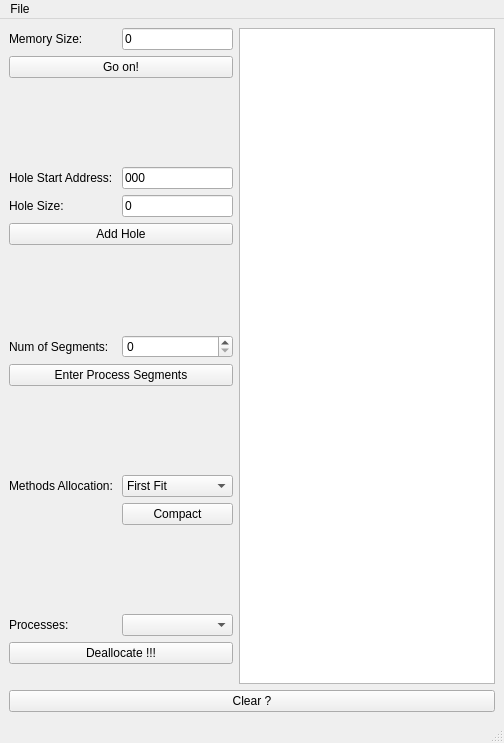
Old version of the form MemoryV2.ui in the repository AhmedNasr7/OS-Memory-Allocation.
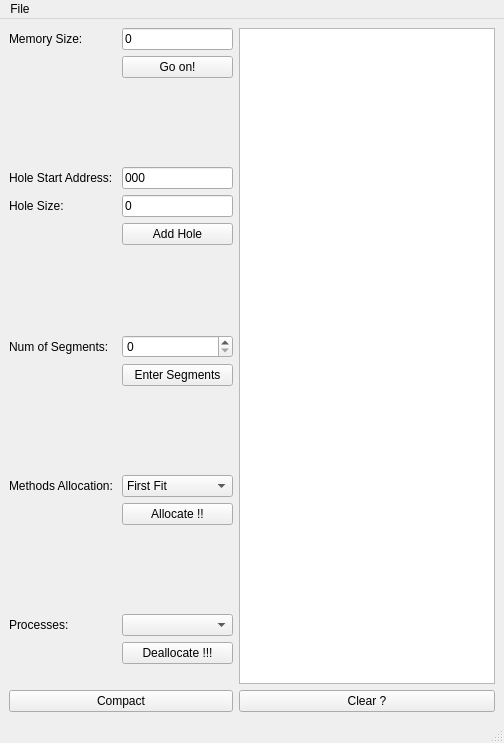
New version of the form. Icons and pictures are not drawn.

Diff of the .ui file:
```diff
--- a/MemoryV2.ui
+++ b/MemoryV2.ui
@@ -33,12 +33,8 @@
     </sizepolicy>
    </property>
    <layout class="QGridLayout" name="gridLayout">
-    <item row="1" column="0" colspan="2">
-     <widget class="QPushButton" name="pushButton_2">
-      <property name="text">
-       <string>Clear ?</string>
-      </property>
-     </widget>
+    <item row="0" column="1">
+     <widget class="QGraphicsView" name="view"/>
     </item>
     <item row="0" column="0">
      <layout class="QFormLayout" name="formLayout_10">
@@ -59,7 +55,7 @@
         </property>
        </widget>
       </item>
-      <item row="1" column="0" colspan="2">
+      <item row="1" column="1">
        <widget class="QPushButton" name="SizeEnter">
         <property name="text">
          <string>Go on!</string>
@@ -107,13 +103,6 @@
         </property>
        </widget>
       </item>
-      <item row="5" column="0" colspan="2">
-       <widget class="QPushButton" name="AddHole_button">
-        <property name="text">
-         <string>Add Hole</string>
-        </property>
-       </widget>
-      </item>
       <item row="6" column="0" colspan="2">
        <spacer name="verticalSpacer_2">
         <property name="orientation">
@@ -137,10 +126,10 @@
       <item row="7" column="1">
        <widget class="QSpinBox" name="NumSegments"/>
       </item>
-      <item row="8" column="0" colspan="2">
+      <item row="8" column="1">
        <widget class="QPushButton" name="EnterSegments">
         <property name="text">
-         <string>Enter Process Segments</string>
+         <string>Enter Segments</string>
         </property>
        </widget>
       </item>
@@ -193,7 +182,7 @@
       <item row="11" column="1">
        <widget class="QPushButton" name="Clear">
         <property name="text">
-         <string>Compact</string>
+         <string>Allocate !!</string>
         </property>
        </widget>
       </item>
@@ -220,13 +209,6 @@
       <item row="13" column="1">
        <widget class="QComboBox" name="processesBox"/>
       </item>
-      <item row="14" column="0" colspan="2">
-       <widget class="QPushButton" name="deallocate_button">
-        <property name="text">
-         <string>Deallocate !!!</string>
-        </property>
-       </widget>
-      </item>
       <item row="15" column="0" colspan="2">
        <widget class="QLabel" name="label_8">
         <property name="text">
@@ -237,10 +219,35 @@
         </property>
        </widget>
       </item>
+      <item row="14" column="1">
+       <widget class="QPushButton" name="deallocate_button">
+        <property name="text">
+         <string>Deallocate !!!</string>
+        </property>
+       </widget>
+      </item>
+      <item row="5" column="1">
+       <widget class="QPushButton" name="AddHole_button">
+        <property name="text">
+         <string>Add Hole</string>
+        </property>
+       </widget>
+      </item>
      </layout>
     </item>
-    <item row="0" column="1">
-     <widget class="QGraphicsView" name="view"/>
+    <item row="1" column="1">
+     <widget class="QPushButton" name="pushButton_2">
+      <property name="text">
+       <string>Clear ?</string>
+      </property>
+     </widget>
+    </item>
+    <item row="1" column="0">
+     <widget class="QPushButton" name="pushButton">
+      <property name="text">
+       <string>Compact</string>
+      </property>
+     </widget>
     </item>
    </layout>
   </widget>
```
Left out of the diff: 2 changed lines with no effect on the pictures.
